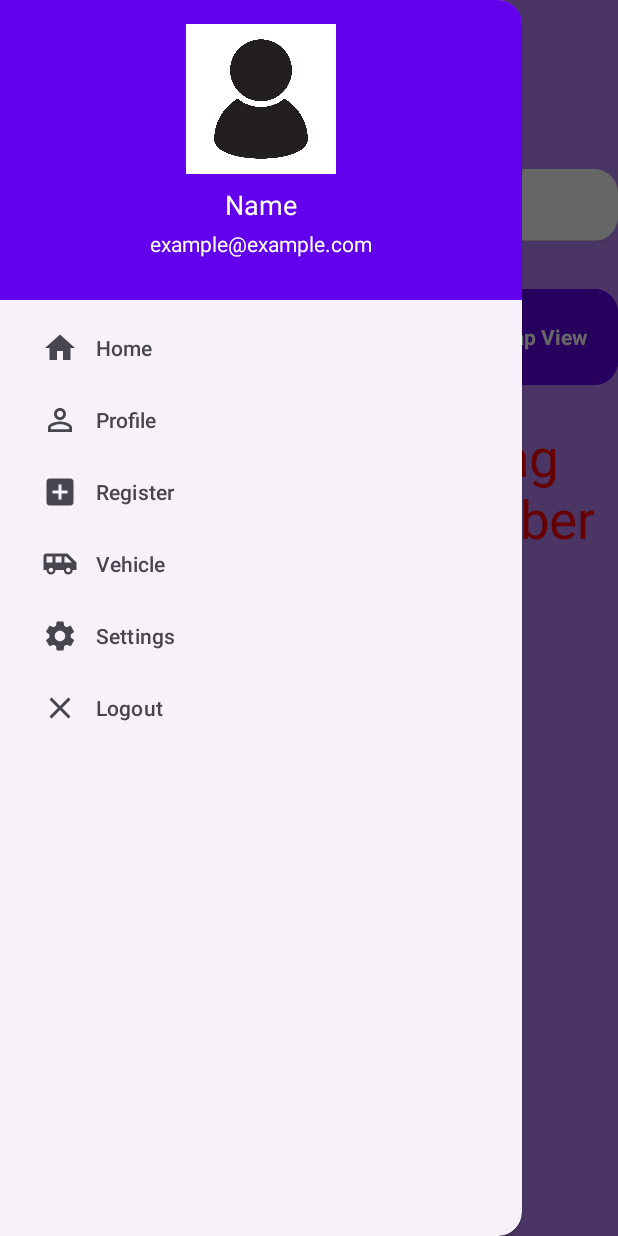
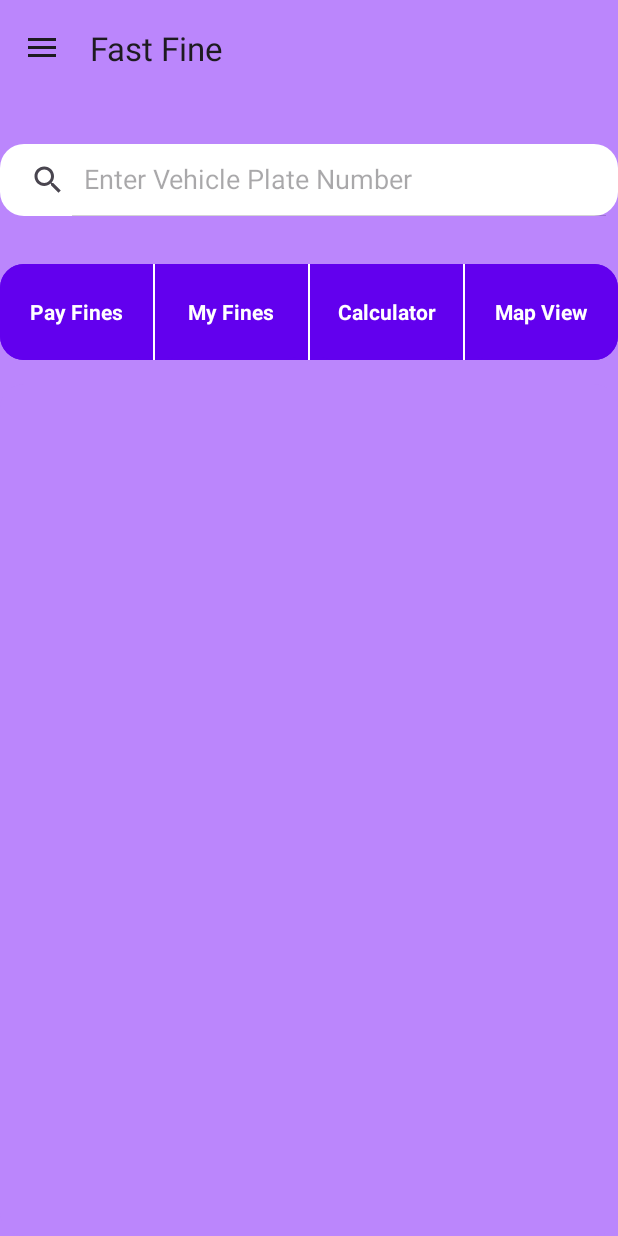
Before and after one commit to nithish1419/androidstudio, an Android app: the HomeActivity screen opened directly, with no data from a screen before it, in the side drawer, after a tap on "Settings", on a phone screen of 412 x 824 dp. Run offline under Robolectric (Android 15) with nearby library versions, the phone set to English and light mode, and no system bars.

Commit message:
Final Commit

```diff
--- a/app/src/main/AndroidManifest.xml
+++ b/app/src/main/AndroidManifest.xml
@@ -29,6 +29,7 @@
         <activity android:name=".RegisterActivity" />
         <activity android:name=".MyFinesActivity" />
         <activity android:name=".PaymentActivity" />
+        <activity android:name=".ProfileActivity" />
 
     </application>
 
--- a/app/src/main/java/com/example/newfastfine/HomeActivity.java
+++ b/app/src/main/java/com/example/newfastfine/HomeActivity.java
@@ -1,7 +1,9 @@
 package com.example.newfastfine;
 
+import android.content.DialogInterface;
 import android.content.Intent;
 import android.os.Bundle;
+import android.view.MenuItem;
 import android.view.View;
 import android.view.animation.Animation;
 import android.view.animation.AnimationUtils;
@@ -11,13 +13,22 @@ import android.widget.TextView;
 import android.widget.Toast;
 import android.widget.ViewSwitcher;
 
+import androidx.annotation.NonNull;
+import androidx.appcompat.app.ActionBarDrawerToggle;
+import androidx.appcompat.app.AlertDialog;
 import androidx.appcompat.app.AppCompatActivity;
+import androidx.appcompat.widget.Toolbar;
+import androidx.core.view.GravityCompat;
+import androidx.drawerlayout.widget.DrawerLayout;
 
-public class HomeActivity extends AppCompatActivity {
+import com.google.android.material.navigation.NavigationView;
+
+public class HomeActivity extends AppCompatActivity implements NavigationView.OnNavigationItemSelectedListener {
 
     private SearchView searchView;
     private TextView textViewPayment, textViewMyFines, textViewCalculateFines, textViewMapView;
     private TextSwitcher textViewDescription;
+    private DrawerLayout drawerLayout;
 
     // Array of description texts
     private String[] descriptions = {
@@ -34,6 +45,18 @@ public class HomeActivity extends AppCompatActivity {
         super.onCreate(savedInstanceState);
         setContentView(R.layout.activity_home);
 
+        Toolbar toolbar = findViewById(R.id.toolbar);
+        setSupportActionBar(toolbar);
+
+        drawerLayout = findViewById(R.id.drawerLayout);
+        NavigationView navigationView = findViewById(R.id.navigationView);
+        navigationView.setNavigationItemSelectedListener(this);
+
+        ActionBarDrawerToggle toggle = new ActionBarDrawerToggle(
+                this, drawerLayout, toolbar, R.string.navigation_drawer_open, R.string.navigation_drawer_close);
+        drawerLayout.addDrawerListener(toggle);
+        toggle.syncState();
+
         // Initialize views
         searchView = findViewById(R.id.searchView);
         textViewPayment = findViewById(R.id.textViewPayment);
@@ -46,7 +69,6 @@ public class HomeActivity extends AppCompatActivity {
         textViewPayment.setOnClickListener(new View.OnClickListener() {
             @Override
             public void onClick(View view) {
-                // Handle payment option click
                 Toast.makeText(HomeActivity.this, "Opening Payment Page...", Toast.LENGTH_SHORT).show();
                 startActivity(new Intent(HomeActivity.this, PaymentActivity.class));
             }
@@ -55,7 +77,6 @@ public class HomeActivity extends AppCompatActivity {
         textViewMyFines.setOnClickListener(new View.OnClickListener() {
             @Override
             public void onClick(View view) {
-                // Handle my fines option click
                 Toast.makeText(HomeActivity.this, "Opening My Fines...", Toast.LENGTH_SHORT).show();
                 startActivity(new Intent(HomeActivity.this, MyFinesActivity.class));
             }
@@ -64,7 +85,6 @@ public class HomeActivity extends AppCompatActivity {
         textViewCalculateFines.setOnClickListener(new View.OnClickListener() {
             @Override
             public void onClick(View view) {
-                // Handle calculate fines option click
                 Toast.makeText(HomeActivity.this, "Opening Fine Calculator", Toast.LENGTH_SHORT).show();
                 startActivity(new Intent(HomeActivity.this, CalculatorActivity.class));
             }
@@ -73,7 +93,6 @@ public class HomeActivity extends AppCompatActivity {
         textViewMapView.setOnClickListener(new View.OnClickListener() {
             @Override
             public void onClick(View view) {
-                // Handle map view option click
                 Toast.makeText(HomeActivity.this, "Opening Map...", Toast.LENGTH_SHORT).show();
             }
         });
@@ -114,4 +133,56 @@ public class HomeActivity extends AppCompatActivity {
             }
         }, 5000); // Change the delay time as needed
     }
+
+    @Override
+    public boolean onNavigationItemSelected(@NonNull MenuItem item) {
+        int id = item.getItemId();
+
+        if (id == R.id.nav_profile) {
+            startActivity(new Intent(HomeActivity.this, ProfileActivity.class));
+        } else if (id == R.id.nav_register) {
+            startActivity(new Intent(HomeActivity.this, RegisterActivity.class));
+        } else if (id == R.id.nav_vehicle) {
+            // Handle vehicle activity
+        } else if (id == R.id.nav_settings) {
+            // Handle settings activity
+        } else if (id == R.id.nav_logout) {
+            showLogoutDialog();
+        }
+
+        drawerLayout.closeDrawer(GravityCompat.START);
+        return true;
+    }
+
+    @Override
+    public void onBackPressed() {
+        if (drawerLayout.isDrawerOpen(GravityCompat.START)) {
+            drawerLayout.closeDrawer(GravityCompat.START);
+        } else {
+            super.onBackPressed();
+        }
+    }
+
+    private void showLogoutDialog() {
+        AlertDialog.Builder builder = new AlertDialog.Builder(this);
+        builder.setMessage("Are you sure logging out?")
+                .setPositiveButton("Yes", new DialogInterface.OnClickListener() {
+                    @Override
+                    public void onClick(DialogInterface dialog, int which) {
+                        // Handle logout
+                        // For example
+                        Toast.makeText(HomeActivity.this, "Logging out...", Toast.LENGTH_SHORT).show();
+
+                        startActivity(new Intent(HomeActivity.this, MainActivity.class));
+                        finish();                     }
+                })
+                .setNegativeButton("No", new DialogInterface.OnClickListener() {
+                    @Override
+                    public void onClick(DialogInterface dialog, int which) {
+                        // Do nothing, simply dismiss the dialog
+                        dialog.dismiss();
+                    }
+                })
+                .show();
+    }
 }
--- a/app/src/main/res/layout/activity_home.xml
+++ b/app/src/main/res/layout/activity_home.xml
@@ -13,25 +13,16 @@
         android:layout_width="match_parent"
         android:layout_height="match_parent">
 
-        <!-- TextViewHeader -->
-        <TextView
-            android:id="@+id/textViewHeader"
-            android:layout_width="wrap_content"
-            android:layout_height="wrap_content"
-            android:text="FastFine"
-            android:textSize="24sp"
-            android:textStyle="bold"
-            android:textColor="@color/white"
-            android:layout_centerHorizontal="true"
-            android:layout_marginTop="32dp"
-            android:padding="8dp" />
+        <include
+            android:id="@+id/toolbar"
+            layout="@layout/toolbar" />
 
         <!-- Search Bar -->
         <SearchView
             android:id="@+id/searchView"
             android:layout_width="match_parent"
             android:layout_height="wrap_content"
-            android:layout_below="@id/textViewHeader"
+            android:layout_below="@id/toolbar"
             android:layout_marginTop="32dp"
             android:queryHint="Enter Vehicle Plate Number"
             android:background="@drawable/rounded_corner_white"
--- /dev/null
+++ b/app/src/main/res/layout/toolbar.xml
@@ -0,0 +1,8 @@
+<?xml version="1.0" encoding="utf-8"?>
+<androidx.appcompat.widget.Toolbar xmlns:android="http://schemas.android.com/apk/res/android"
+    android:id="@+id/toolbar"
+    android:layout_width="match_parent"
+    android:layout_height="?attr/actionBarSize"
+    android:background="@color/purple_200"
+    android:theme="@style/ThemeOverlay.AppCompat.ActionBar"
+    android:popupTheme="@style/ThemeOverlay.AppCompat.Light" />
--- a/app/src/main/res/menu/nav_menu.xml
+++ b/app/src/main/res/menu/nav_menu.xml
@@ -1,10 +1,6 @@
 <?xml version="1.0" encoding="utf-8"?>
 <menu xmlns:android="http://schemas.android.com/apk/res/android">
 
-    <item
-        android:id="@+id/nav_home"
-        android:title="Home"
-        android:icon="@drawable/ic_home" />
 
     <item
         android:id="@+id/nav_profile"
--- a/app/src/main/res/values/strings.xml
+++ b/app/src/main/res/values/strings.xml
@@ -1,4 +1,6 @@
 <resources>
     <string name="app_name">Fast Fine</string>
     <string name="profile_image">profile_image</string>
+    <string name="navigation_drawer_open">Open navigation drawer</string>
+    <string name="navigation_drawer_close">Close navigation drawer</string>
 </resources>
```
Also changed, not shown: app/src/main/java/com/example/newfastfine/ProfileActivity.java (added, +58 -0 lines), app/src/main/res/drawable/profile_container_bg.xml (added, +7 -0 lines), app/src/main/res/layout/activity_profile.xml (added, +98 -0 lines).
